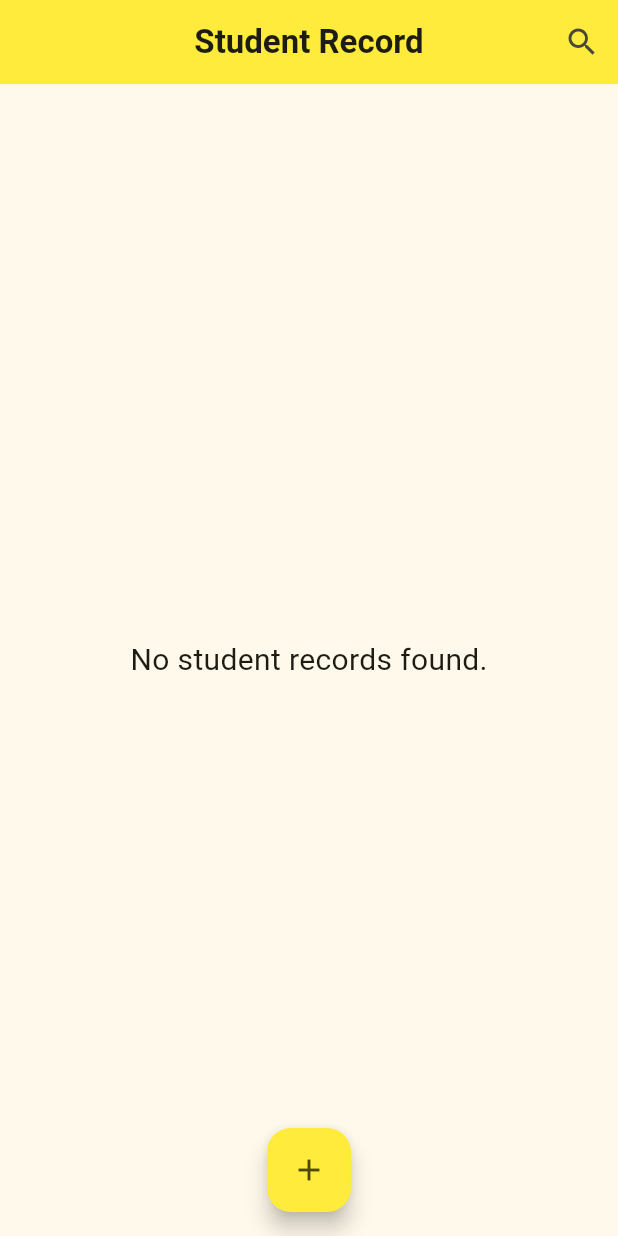
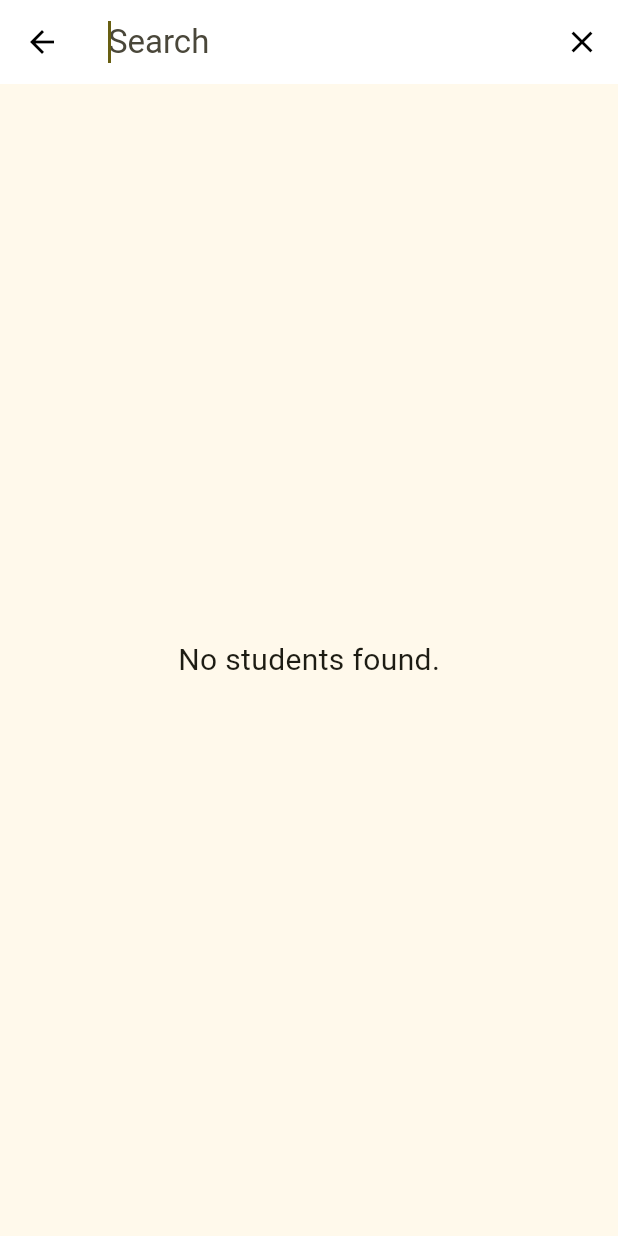
Before and after one commit to safwanpulisseri/Student-Record-App-with-Provider, a Flutter app: the screen it shows after launch, after a tap on the "search" icon, on a phone screen of 412 x 824 dp. Run offline on Flutter 3.47's test engine with Material 3 defaults, Android fonts, the phone set to English and light mode, and no system bars; our stand-ins replace lottie, sqflite; accounts and stored records are empty.

```diff
--- a/lib/screens/home_screen.dart
+++ b/lib/screens/home_screen.dart
@@ -24,10 +24,10 @@ class ScreenHome extends StatelessWidget {
         actions: [
           IconButton(
             onPressed: () {
-              // showSearch(
-              //   context: context,
-              //   delegate: StudentSearchDelegate(),
-              // );
+              showSearch(
+                context: context,
+                delegate: StudentSearchDelegate(),
+              );
             },
             icon: const Icon(
               Icons.search,
@@ -38,7 +38,6 @@ class ScreenHome extends StatelessWidget {
       ),
       body: Padding(
         padding: const EdgeInsets.all(8.0),
-
         child: Consumer<Studentcontoller>(
           builder: (context, value, child) {
             final values = value.students;
@@ -66,8 +65,10 @@ class ScreenHome extends StatelessWidget {
                     Navigator.push(
                       context,
                       MaterialPageRoute(
-                        builder: (context) =>
-                            ScreenDetails(studentdetails: data),
+                        builder: (context) => ScreenDetails(
+                          studentdetails: data,
+                          value: value,
+                        ),
                       ),
                     );
                   },
@@ -105,8 +106,6 @@ class ScreenHome extends StatelessWidget {
             );
           },
         ),
-
-        // ),
       ),
       floatingActionButtonLocation: FloatingActionButtonLocation.centerFloat,
       floatingActionButton: FloatingActionButton(
--- a/lib/screens/search.dart
+++ b/lib/screens/search.dart
@@ -1,76 +1,98 @@
-// import 'package:flutter/material.dart';
-// import 'package:student_details_app/model/model_db.dart';
-// import 'package:student_details_app/screens/details_screen.dart';
+import 'package:flutter/material.dart';
+import 'package:provider/provider.dart';
+import 'package:student_details_app/controller/controller.dart';
+import 'package:student_details_app/model/model_db.dart';
+import 'package:student_details_app/screens/details_screen.dart';
 
-// class StudentSearchDelegate extends SearchDelegate<String> {
-//   @override
-//   List<Widget> buildActions(BuildContext context) {
-//     return [
-//       IconButton(
-//         color: Colors.black,
-//         onPressed: () {
-//           query = '';
-//         },
-//         icon: const Icon(
-//           Icons.clear,
-//         ),
-//       ),
-//     ];
-//   }
+class StudentSearchDelegate extends SearchDelegate<String> {
+  @override
+  List<Widget> buildActions(BuildContext context) {
+    return [
+      IconButton(
+        color: Colors.black,
+        onPressed: () {
+          query = '';
+        },
+        icon: const Icon(
+          Icons.clear,
+        ),
+      ),
+    ];
+  }
 
-//   @override
-//   Widget buildLeading(BuildContext context) {
-//     return IconButton(
-//       color: Colors.black,
-//       onPressed: () {
-//         Navigator.of(context).pop();
-//       },
-//       icon: const Icon(
-//         Icons.arrow_back,
-//       ),
-//     );
-//   }
+  @override
+  Widget buildLeading(BuildContext context) {
+    return IconButton(
+      color: Colors.black,
+      onPressed: () {
+        Navigator.of(context).pop();
+      },
+      icon: const Icon(
+        Icons.arrow_back,
+      ),
+    );
+  }
 
-//   @override
-//   Widget buildResults(BuildContext context) {
-//     // Not used as we're showing results in the home screen itself
-//     return Container();
-//   }
+  @override
+  Widget buildResults(BuildContext context) {
+    // Not used as we're showing results in the home screen itself
+    return Container();
+  }
 
-//   @override
-//   Widget buildSuggestions(BuildContext context) {
-//     final List<Studentmodel> suggestionList = studentlistNotifier.value
-//         .where((student) =>
-//             student.name.toLowerCase().contains(query.toLowerCase()))
-//         .toList();
-//     if (suggestionList.isEmpty) {
-//       return const Center(
-//         child: Text(
-//           'No students found.',
-//           style: TextStyle(
-//             fontSize: 20,
-//           ),
-//         ),
-//       );
-//     }
-//     return ListView.builder(
-//       itemCount: suggestionList.length,
-//       itemBuilder: (context, index) {
-//         final Studentmodel student = suggestionList[index];
-//         return ListTile(
-//           title: Text(student.name),
-//           onTap: () {
-//             Navigator.push(
-//               context,
-//               MaterialPageRoute(
-//                 builder: (ctx) => ScreenDetails(
-//                   studentdetails: student,
-//                 ),
-//               ),
-//             );
-//           },
-//         );
-//       },
-//     );
-//   }
-// }
+  @override
+  Widget buildSuggestions(BuildContext context) {
+    // final List<Studentmodel> suggestionList = studentlistNotifier.value
+    //     .where((student) =>
+    //         student.name.toLowerCase().contains(query.toLowerCase()))
+    //     .toList();
+
+    // if (suggestionList.isEmpty) {
+    //   return const Center(
+    //     child: Text(
+    //       'No students found.',
+    //       style: TextStyle(
+    //         fontSize: 20,
+    //       ),
+    //     ),
+    //   );
+    // }
+    return Consumer<Studentcontoller>(builder: (context, controller, child) {
+      List filtered1 = controller.students;
+      final filtered = filtered1
+          .where((element) =>
+              element.name.toLowerCase().contains(query.toLowerCase()))
+          .toList();
+      if (filtered.isEmpty) {
+        return const Center(
+          child: Text(
+            'No students found.',
+            style: TextStyle(
+              fontSize: 20,
+            ),
+          ),
+        );
+      }
+
+      return ListView.builder(
+        itemCount: filtered.length,
+        itemBuilder: (context, index) {
+          final Studentmodel student = filtered[index];
+          return ListTile(
+            title: Text(student.name),
+            onTap: () {
+              // Navigator.push(
+              //   context,
+              // MaterialPageRoute(
+              //   builder: (ctx) => ScreenDetails(
+              //     studentdetails: student,
+              //     value: value,
+              //   ),
+              // ),
+              // );
+            },
+          );
+        },
+      );
+    });
+  }
+}
--- a/lib/widgets/snackbar.dart
+++ b/lib/widgets/snackbar.dart
@@ -9,6 +9,9 @@ snackbar(String text, context) {
     content: Text(
       text,
       textAlign: TextAlign.center,
+      style: const TextStyle(
+        color: Colors.black,
+      ),
     ),
   ));
 }
```
Also changed, not shown: lib/screens/details_screen.dart (+19 -23 lines).
